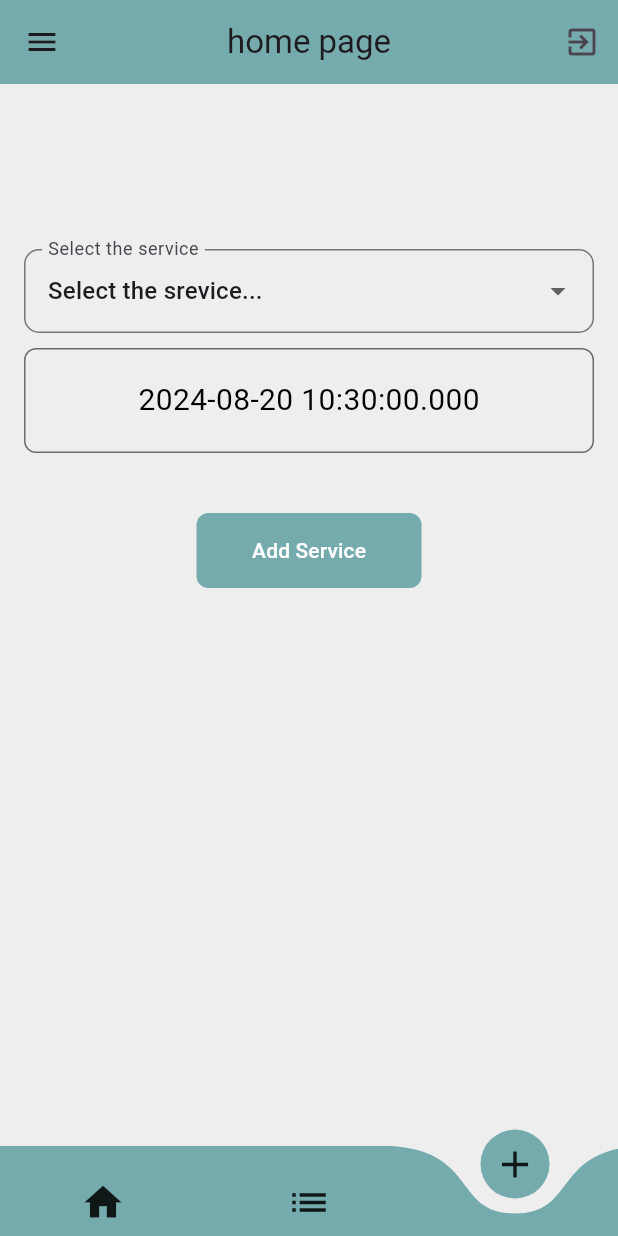
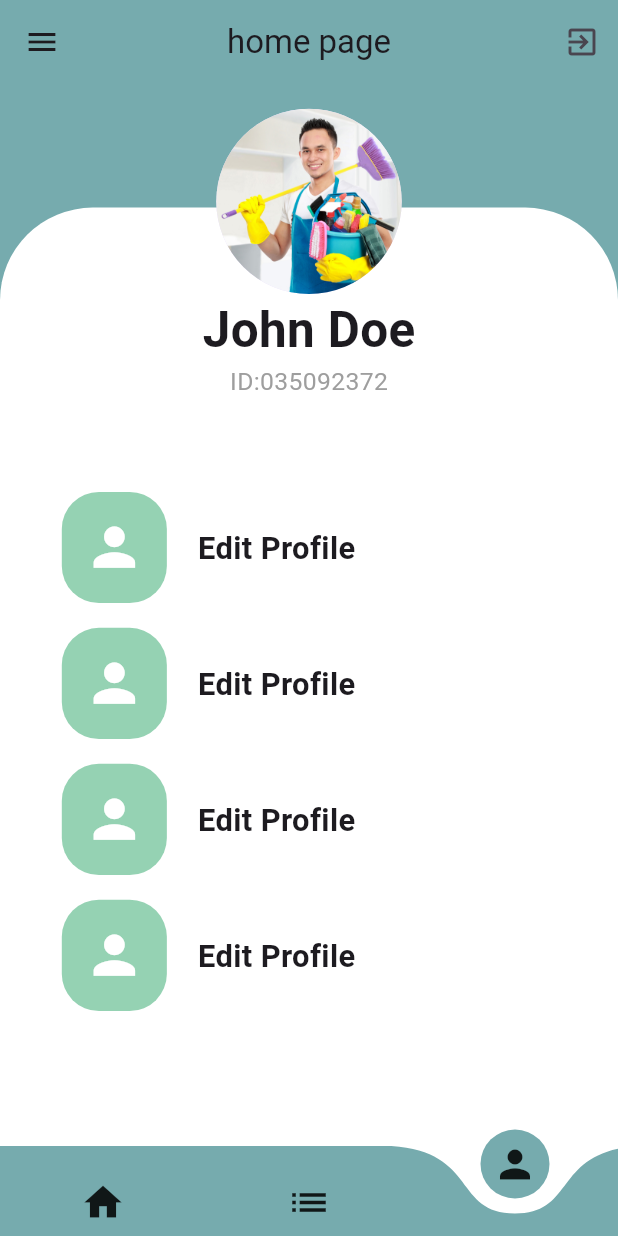
Before and after one commit to 5asul/serviceApp1, a Flutter app: the HomeNavigationBar screen opened by its route, item 3 of the bottom bar chosen, on a phone screen of 412 x 824 dp. Run offline on Flutter 3.47's test engine with Material 3 defaults, Android fonts, the phone set to English and light mode, and no system bars; drawn by our look-alikes of curved_navigation_bar; our stand-ins replace awesome_dialog, firebase_auth, firebase_core, geocoding, geolocator, page_transition and 2 more; missing offline and left inert: arabic_font, board_datetime_picker; accounts and stored records are empty.

Commit message:
last change at 21/8/2024 at morning 1:00

```diff
--- a/lib/config/theme/colors_theme.dart
+++ b/lib/config/theme/colors_theme.dart
@@ -4,4 +4,5 @@ class ColorsTheme {
   Color primary = Color.fromRGBO(118, 171, 174, 1.0);
   Color secondary = Color.fromRGBO(238, 238, 238, 1.0);
   Color tertiary = Color.fromRGBO(149, 210, 179, 1.0);
+  Color white = Color.fromRGBO(255, 255, 255, 1);
 }
--- a/lib/features/screens/user_home_screens/home_navigation_bar.dart
+++ b/lib/features/screens/user_home_screens/home_navigation_bar.dart
@@ -1,6 +1,7 @@
 import 'package:firebase_auth/firebase_auth.dart';
 import 'package:flutter/material.dart';
 import 'package:curved_navigation_bar/curved_navigation_bar.dart';
+import 'package:project_for_all/features/screens/user_home_screens/profile_page/user_profile_page.dart';
 import '../../../config/theme/colors_theme.dart';
 import '../../../controller/componentAPI/crud_mysql_api.dart';
 import '../../../nav_pages/add_order_page.dart';
@@ -16,8 +17,7 @@ class HomeNavigationBar extends StatefulWidget {
 }
 
 class _HomeNavigationBarState extends State<HomeNavigationBar> with Crud {
-
-  List<Widget> _page = [HomePage(),OrdersPage(), AddOrder()];
+  List<Widget> _page = [HomePage(), OrdersPage(), UserProfilePage()];
   static int i = 0;
   GlobalKey<CurvedNavigationBarState> _bottomNavigationKey = GlobalKey();
 
@@ -31,7 +31,7 @@ class _HomeNavigationBarState extends State<HomeNavigationBar> with Crud {
           items: <Widget>[
             Icon(Icons.home, size: 30),
             Icon(Icons.list, size: 30),
-            Icon(Icons.add, size: 30),
+            Icon(Icons.person, size: 30),
           ],
           color: ColorsTheme().primary,
           buttonBackgroundColor: ColorsTheme().primary,
@@ -46,7 +46,7 @@ class _HomeNavigationBarState extends State<HomeNavigationBar> with Crud {
           letIndexChange: (index) => true,
         ),
         appBar: HomePageAppBar(context, 'home page'),
-        backgroundColor: ColorsTheme().secondary,
+        backgroundColor: ColorsTheme().white,
         body: _page.elementAt(i));
   }
 }
--- /dev/null
+++ b/lib/features/screens/user_home_screens/profile_page/profile_page_widgets/costom_user_profile_tile.dart
@@ -0,0 +1,57 @@
+import 'package:flutter/material.dart';
+
+import '../../../../../config/theme/app_size.dart';
+import '../../../../../config/theme/colors_theme.dart';
+
+class CostomUserProfileTile extends StatelessWidget {
+  final IconData icon;
+  final String title;
+  final String? navRoot;
+  const CostomUserProfileTile({
+    super.key,
+    required this.icon,
+    required this.title,
+    this.navRoot,
+  });
+
+  @override
+  Widget build(BuildContext context) {
+    return InkWell(
+      onTap: () {
+        Navigator.of(context).pushNamed(navRoot!);
+      },
+      child: Container(
+        padding: EdgeInsets.symmetric(vertical: AppSize.height(context) * 0.01),
+        child: Row(
+          children: [
+            Container(
+              width: AppSize.width(context) * 0.17,
+              height: AppSize.height(context) * 0.09,
+              decoration: BoxDecoration(
+                  color: ColorsTheme().tertiary,
+                  borderRadius:
+                      BorderRadius.circular(AppSize.width(context) * 0.06)),
+              child: Icon(
+                icon,
+                size: AppSize.width(context) * 0.1,
+                color: Colors.white,
+              ),
+            ),
+            Container(
+              padding: EdgeInsets.symmetric(
+                  horizontal: AppSize.width(context) * 0.05),
+              child: Text(
+                title,
+                textAlign: TextAlign.center,
+                style: TextStyle(
+                  fontSize: AppSize.width(context) * 0.05,
+                  fontWeight: FontWeight.bold,
+                ),
+              ),
+            )
+          ],
+        ),
+      ),
+    );
+  }
+}
--- /dev/null
+++ b/lib/features/screens/user_home_screens/profile_page/profile_page_widgets/user_profile_container.dart
@@ -0,0 +1,43 @@
+import 'package:flutter/material.dart';
+
+import '../../../../../config/theme/app_size.dart';
+import '../../../../../config/theme/colors_theme.dart';
+import 'costom_user_profile_tile.dart';
+
+class UserProfileContainer extends StatelessWidget {
+  const UserProfileContainer({
+    super.key,
+  });
+
+  @override
+  Widget build(BuildContext context) {
+    return Container(
+      padding: EdgeInsets.symmetric(
+          horizontal: AppSize.width(context) * 0.1,
+          vertical: AppSize.height(context) * 0.05),
+      alignment: Alignment.topLeft,
+      margin: EdgeInsets.only(top: AppSize.height(context) * 0.1),
+      width: AppSize.width(context) * 1.0,
+      height: AppSize.height(context) * 1.0,
+      decoration: BoxDecoration(
+          color: ColorsTheme().white,
+          borderRadius: BorderRadius.only(
+              topLeft: Radius.circular(AppSize.width(context) * 0.15),
+              topRight: Radius.circular(AppSize.width(context) * 0.15))),
+      child: Container(
+        margin: EdgeInsets.only(
+          top: AppSize.height(context) * 0.17,
+        ),
+        child: ListView.builder(
+          itemCount: 4,
+          itemBuilder: (context, index) {
+            return CostomUserProfileTile(
+              icon: Icons.person,
+              title: 'Edit Profile',
+            );
+          },
+        ),
+      ),
+    );
+  }
+}
--- /dev/null
+++ b/lib/features/screens/user_home_screens/profile_page/profile_page_widgets/username_and_photo_section.dart
@@ -0,0 +1,46 @@
+import 'package:flutter/material.dart';
+
+import '../../../../../config/theme/app_size.dart';
+
+class UsernameAndPhotoSection extends StatelessWidget {
+  const UsernameAndPhotoSection({
+    super.key,
+  });
+
+  @override
+  Widget build(BuildContext context) {
+    return Positioned(
+      top: AppSize.height(context) * 0.02,
+      child: Column(
+        children: [
+          Container(
+            margin: EdgeInsets.symmetric(
+                horizontal: AppSize.width(context) * 0.35),
+            child: CircleAvatar(
+              foregroundImage: AssetImage('assets/cleaner.jpg'),
+              radius: AppSize.width(context) * 0.15,
+            ),
+          ),
+          Container(
+            child: Column(
+              children: [
+                Text(
+                  'John Doe',
+                  style: TextStyle(
+                      fontSize: AppSize.width(context) * 0.08,
+                      fontWeight: FontWeight.bold),
+                ),
+                Text(
+                  'ID:035092372',
+                  style: TextStyle(
+                      fontSize: AppSize.width(context) * 0.04,
+                      color: Colors.grey),
+                ),
+              ],
+            ),
+          )
+        ],
+      ),
+    );
+  }
+}
--- /dev/null
+++ b/lib/features/screens/user_home_screens/profile_page/user_profile_page.dart
@@ -0,0 +1,33 @@
+import 'package:flutter/material.dart';
+import 'package:project_for_all/config/theme/app_size.dart';
+import 'package:project_for_all/config/theme/colors_theme.dart';
+
+import 'profile_page_widgets/costom_user_profile_tile.dart';
+import 'profile_page_widgets/user_profile_container.dart';
+import 'profile_page_widgets/username_and_photo_section.dart';
+
+class UserProfilePage extends StatefulWidget {
+  const UserProfilePage({super.key});
+
+  @override
+  State<UserProfilePage> createState() => _UserProfilePageState();
+}
+
+class _UserProfilePageState extends State<UserProfilePage> {
+  @override
+  Widget build(BuildContext context) {
+    return Scaffold(
+      backgroundColor: ColorsTheme().primary,
+      body: SingleChildScrollView(
+        child: Container(
+          child: Stack(
+            children: [
+              UserProfileContainer(),
+              UsernameAndPhotoSection(),
+            ],
+          ),
+        ),
+      ),
+    );
+  }
+}
```
